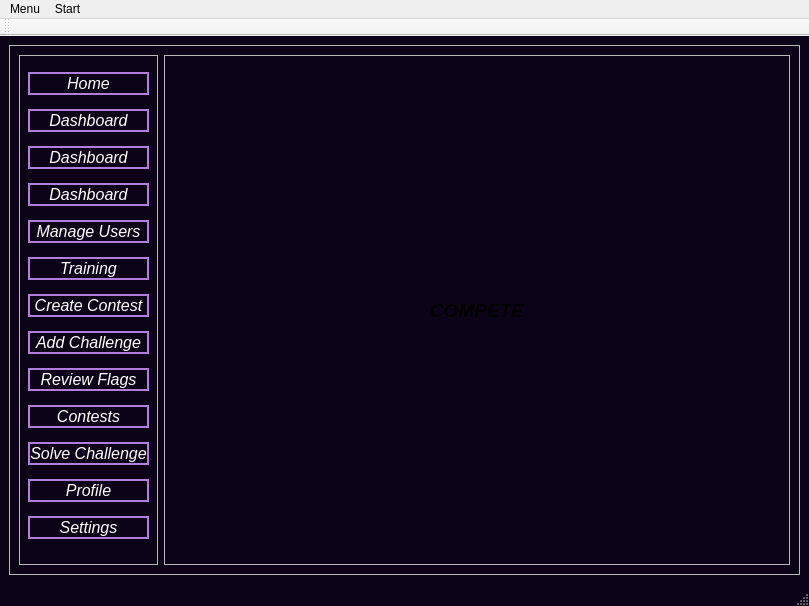
The window that CyberRange/Client/MainMenu.ui (Pafy-24/CyberRange----POO) describes before a commit, drawn with Qt 5.
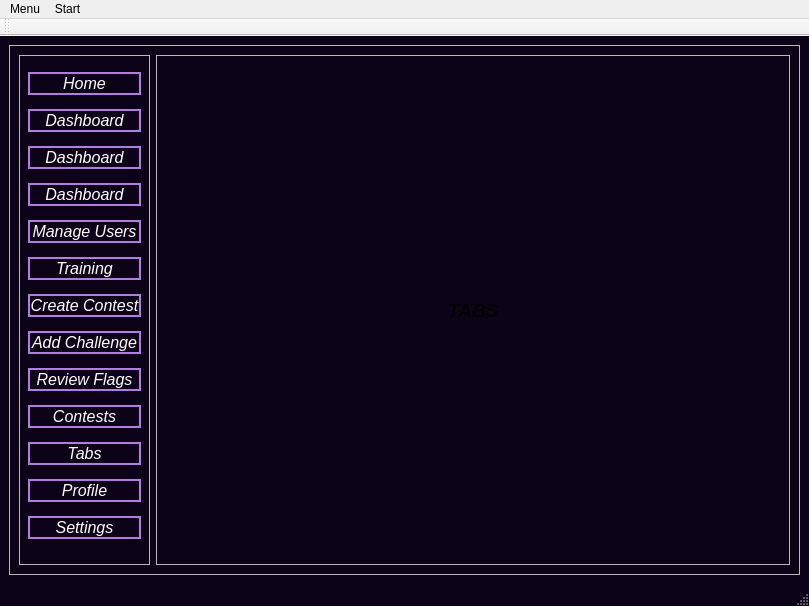
The same window after the commit. The open tabs and pages were chosen to show the change.

Diff of the .ui file:
```diff
--- a/CyberRange/Client/MainMenu.ui
+++ b/CyberRange/Client/MainMenu.ui
@@ -401,7 +401,7 @@
 }</string>
             </property>
             <property name="text">
-             <string>Solve Challenge</string>
+             <string>Tabs</string>
             </property>
            </widget>
           </item>
@@ -2933,7 +2933,7 @@
                  </font>
                 </property>
                 <property name="text">
-                 <string>COMPETE</string>
+                 <string>TABS</string>
                 </property>
                 <property name="alignment">
                  <set>Qt::AlignmentFlag::AlignCenter</set>
```
Left out of the diff: 4 changed lines with no effect on the pictures.
